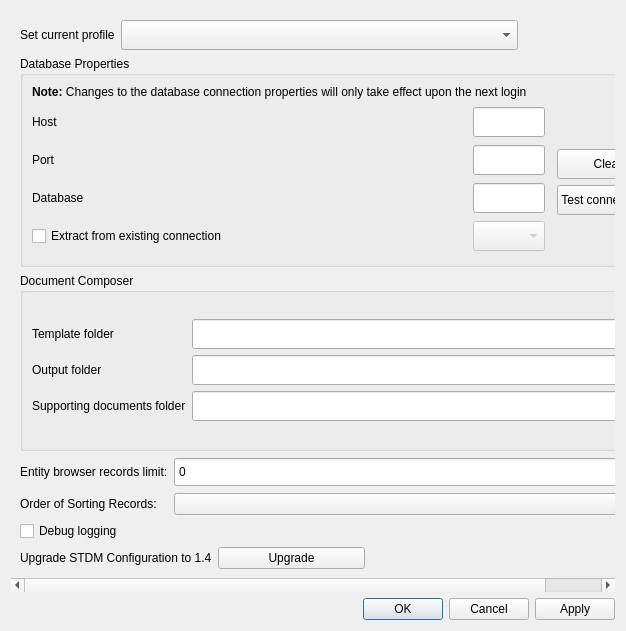
Qt form stdm/ui/ui_options.ui (gltn/stdm) before a commit.
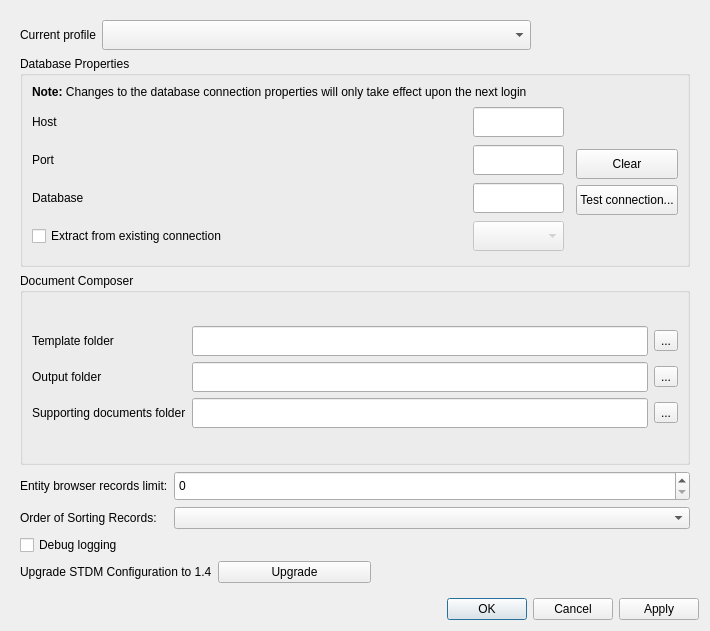
The same form after that commit.

Commit message: Minor formatting changes in the Options dialog

What changed in the file:
```diff
--- a/stdm/ui/ui_options.ui
+++ b/stdm/ui/ui_options.ui
@@ -6,7 +6,7 @@
    <rect>
     <x>0</x>
     <y>0</y>
-    <width>626</width>
+    <width>710</width>
     <height>631</height>
    </rect>
   </property>
@@ -38,9 +38,9 @@
       <property name="geometry">
        <rect>
         <x>0</x>
-        <y>-16</y>
-        <width>796</width>
-        <height>574</height>
+        <y>0</y>
+        <width>692</width>
+        <height>576</height>
        </rect>
       </property>
       <layout class="QGridLayout" name="gridLayout_5">
@@ -250,7 +250,7 @@
          <item row="0" column="0">
           <widget class="QLabel" name="label">
            <property name="text">
-            <string>Set current profile</string>
+            <string>Current profile</string>
            </property>
           </widget>
          </item>
@@ -318,6 +318,12 @@
        </item>
        <item row="9" column="0">
         <widget class="QLabel" name="label_9">
+         <property name="minimumSize">
+          <size>
+           <width>0</width>
+           <height>0</height>
+          </size>
+         </property>
          <property name="text">
           <string>Upgrade STDM Configuration to 1.4</string>
          </property>
```
Left out of the diff: 11 changed lines with no effect on the pictures. The commit also changes 1 other file.
